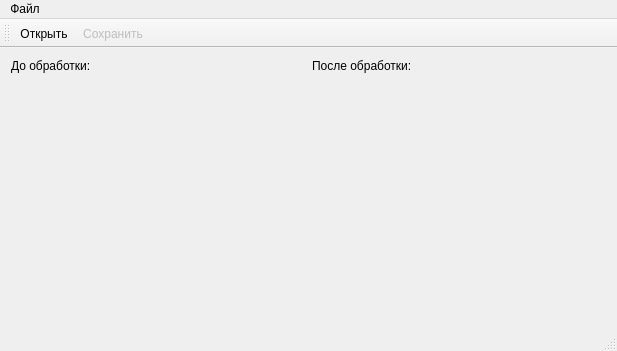
Old version of the form src/mainwindow.ui in the repository dimV36/contours_searching.
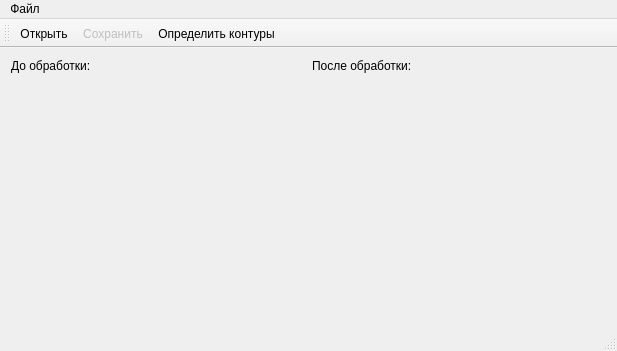
New version of the form. Icons and pictures are not drawn.

What changed in the file:
```diff
--- a/src/mainwindow.ui
+++ b/src/mainwindow.ui
@@ -83,6 +83,7 @@
    </attribute>
    <addaction name="_action_open"/>
    <addaction name="_action_save"/>
+   <addaction name="_action_search_countours"/>
   </widget>
   <widget class="QStatusBar" name="_status_bar"/>
   <action name="_action_open">
@@ -130,6 +131,15 @@
     <string>Выход</string>
    </property>
   </action>
+  <action name="_action_search_countours">
+   <property name="icon">
+    <iconset resource="res/res.qrc">
+     <normaloff>:/picture.png</normaloff>:/picture.png</iconset>
+   </property>
+   <property name="text">
+    <string>Определить контуры</string>
+   </property>
+  </action>
  </widget>
  <layoutdefault spacing="6" margin="11"/>
  <resources>
```
